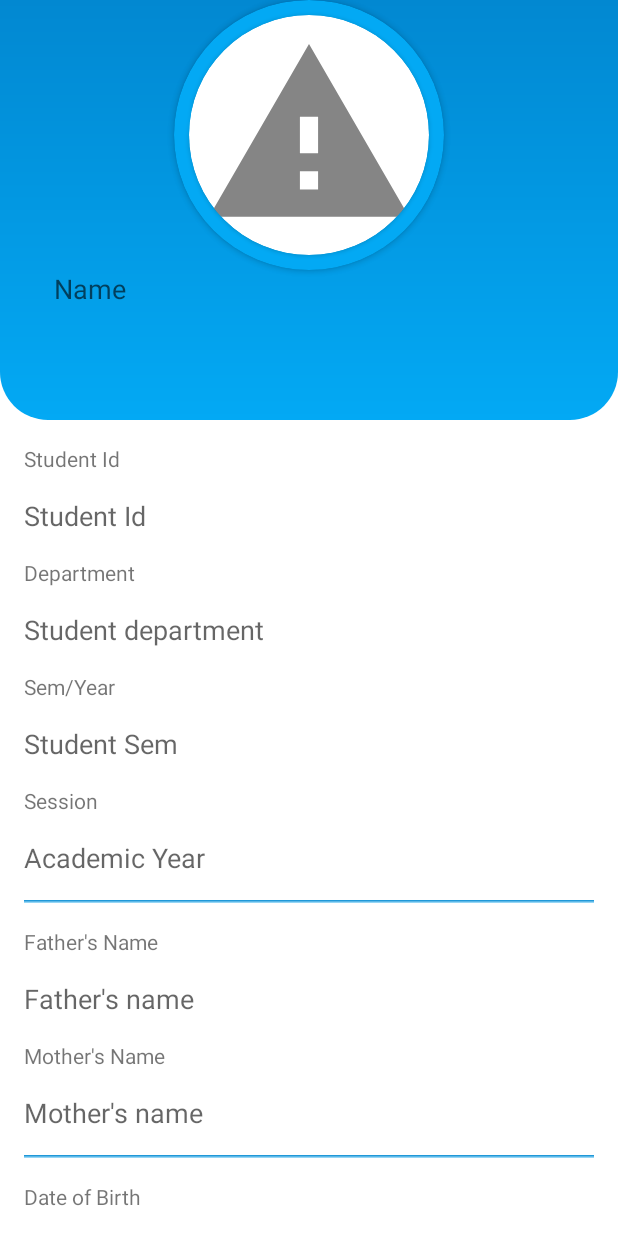
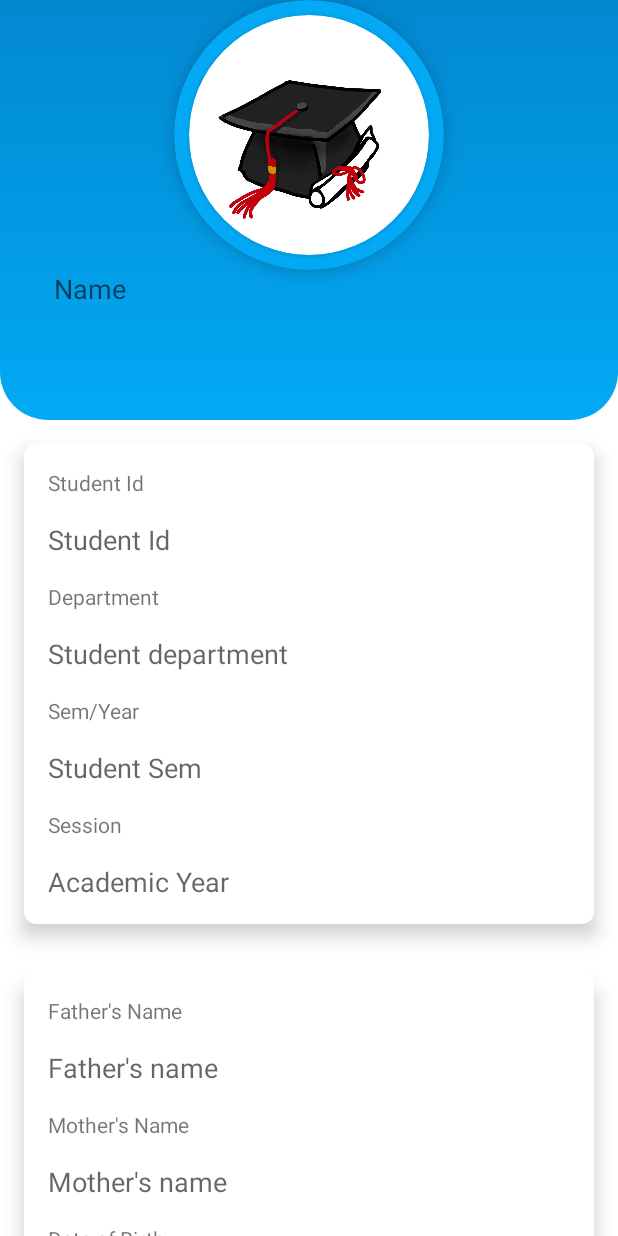
Before and after one commit to MrAasoo/CCSU-Portal, an Android app: the ProfileActivity screen opened directly, with no data from a screen before it, on a phone screen of 412 x 824 dp. Run offline under Robolectric (Android 15) with nearby library versions, the phone set to English and light mode, and no system bars; our stand-ins replace Picasso; pictures from the network do not load; 1 statement that could not run was skipped.

Commit message:
St.Portal V1

```diff
--- a/app/src/main/java/com/college/portal/activity/HomeActivity.java
+++ b/app/src/main/java/com/college/portal/activity/HomeActivity.java
@@ -57,7 +57,6 @@ public class HomeActivity extends AppCompatActivity {
         Picasso.get()
                 .load(BASE_URL+ STUDENT_IMAGE_PATH + studentPref.getStdImage())
                 .placeholder(R.drawable.ic_app_icon)
-                .error(R.drawable.ic_alert)
                 .into(stdImage);
 
         //Log.i("HomeActivity", "onCreate:--- imageurl  ----> " + BASE_URL+ STUDENT_IMAGE_PATH + studentPref.getStdImage());
--- a/app/src/main/java/com/college/portal/activity/ProfileActivity.java
+++ b/app/src/main/java/com/college/portal/activity/ProfileActivity.java
@@ -74,7 +74,6 @@ public class ProfileActivity extends AppCompatActivity {
         Picasso.get()
                 .load(BASE_URL+ STUDENT_IMAGE_PATH + studentPref.getStdImage())
                 .placeholder(R.drawable.ic_app_icon)
-                .error(R.drawable.ic_alert)
                 .into(stdImage);
 
         //Log.i("ProfileActivity", "onCreate:--- imageurl  ----> " + BASE_URL+ STUDENT_IMAGE_PATH + studentPref.getStdImage());
--- a/app/src/main/res/layout/activity_home.xml
+++ b/app/src/main/res/layout/activity_home.xml
@@ -36,7 +36,7 @@
                     android:layout_width="180dp"
                     android:layout_height="180dp"
                     android:layout_gravity="center_horizontal"
-                    android:elevation="@dimen/eight_dp"
+                    app:cardElevation="@dimen/eight_dp"
                     app:cardBackgroundColor="@color/color_p_500"
                     app:cardCornerRadius="90dp"
                     app:layout_collapseMode="parallax">
--- a/app/src/main/res/layout/activity_profile.xml
+++ b/app/src/main/res/layout/activity_profile.xml
@@ -35,9 +35,9 @@
                     android:layout_width="180dp"
                     android:layout_height="180dp"
                     android:layout_gravity="center_horizontal"
-                    android:elevation="@dimen/eight_dp"
                     app:cardBackgroundColor="@color/color_p_500"
                     app:cardCornerRadius="90dp"
+                    app:cardElevation="@dimen/eight_dp"
                     app:layout_collapseMode="parallax">
 
                     <RelativeLayout
@@ -88,10 +88,21 @@
 
         <LinearLayout
             android:layout_width="match_parent"
-            android:layout_height="match_parent"
+            android:layout_height="wrap_content"
+            android:orientation="vertical">
+
+            <androidx.cardview.widget.CardView
+                android:layout_width="match_parent"
+                android:layout_height="wrap_content"
+                android:layout_margin="@dimen/sixteen_dp"
+                app:cardCornerRadius="@dimen/eight_dp"
+                app:cardElevation="@dimen/eight_dp">
+
+                <LinearLayout
+                    android:layout_width="match_parent"
+                    android:layout_height="wrap_content"
                     android:orientation="vertical"
                     android:padding="@dimen/eight_dp">
-
                     <!-- ID -->
                     <TextView
                         android:layout_width="match_parent"
@@ -164,13 +175,22 @@
                         android:textAlignment="viewStart"
                         android:textAppearance="@style/TextAppearance.AppCompat.Medium" />
 
-            <View
+
+                </LinearLayout>
+            </androidx.cardview.widget.CardView>
+
+            <androidx.cardview.widget.CardView
                 android:layout_width="match_parent"
-                android:layout_height="2dp"
-                android:layout_margin="@dimen/eight_dp"
-                android:background="@drawable/background_gradient_dark" />
+                android:layout_height="wrap_content"
+                android:layout_margin="@dimen/sixteen_dp"
+                app:cardCornerRadius="@dimen/eight_dp"
+                app:cardElevation="@dimen/eight_dp">
 
-
+                <LinearLayout
+                    android:layout_width="match_parent"
+                    android:layout_height="wrap_content"
+                    android:orientation="vertical"
+                    android:padding="@dimen/eight_dp">
                     <!-- Father -->
                     <TextView
                         android:layout_width="match_parent"
@@ -206,12 +226,6 @@
                         android:textAlignment="viewStart"
                         android:textAppearance="@style/TextAppearance.AppCompat.Medium" />
 
-            <View
-                android:layout_width="match_parent"
-                android:layout_height="2dp"
-                android:layout_margin="@dimen/eight_dp"
-                android:background="@drawable/background_gradient_dark" />
-
                     <!-- DoB -->
                     <TextView
                         android:layout_width="match_parent"
@@ -229,13 +243,21 @@
                         android:padding="@dimen/eight_dp"
                         android:textAlignment="viewStart"
                         android:textAppearance="@style/TextAppearance.AppCompat.Medium" />
+                </LinearLayout>
+            </androidx.cardview.widget.CardView>
 
-            <View
+            <androidx.cardview.widget.CardView
                 android:layout_width="match_parent"
-                android:layout_height="2dp"
-                android:layout_margin="@dimen/eight_dp"
-                android:background="@drawable/background_gradient_dark" />
+                android:layout_height="wrap_content"
+                android:layout_margin="@dimen/sixteen_dp"
+                app:cardCornerRadius="@dimen/eight_dp"
+                app:cardElevation="@dimen/eight_dp">
 
+                <LinearLayout
+                    android:layout_width="match_parent"
+                    android:layout_height="wrap_content"
+                    android:orientation="vertical"
+                    android:padding="@dimen/eight_dp">
                     <!-- Contact -->
                     <TextView
                         android:layout_width="match_parent"
@@ -272,12 +294,6 @@
                         android:textAlignment="viewStart"
                         android:textAppearance="@style/TextAppearance.AppCompat.Medium" />
 
-            <View
-                android:layout_width="match_parent"
-                android:layout_height="2dp"
-                android:layout_margin="@dimen/eight_dp"
-                android:background="@drawable/background_gradient_dark" />
-
                     <!-- Address -->
                     <TextView
                         android:layout_width="match_parent"
@@ -313,7 +329,8 @@
                         android:padding="@dimen/eight_dp"
                         android:textAlignment="viewStart"
                         android:textAppearance="@style/TextAppearance.AppCompat.Medium" />
-
+                </LinearLayout>
+            </androidx.cardview.widget.CardView>
 
         </LinearLayout>
 
```
Lines whose indentation alone changed are shown as unchanged.
